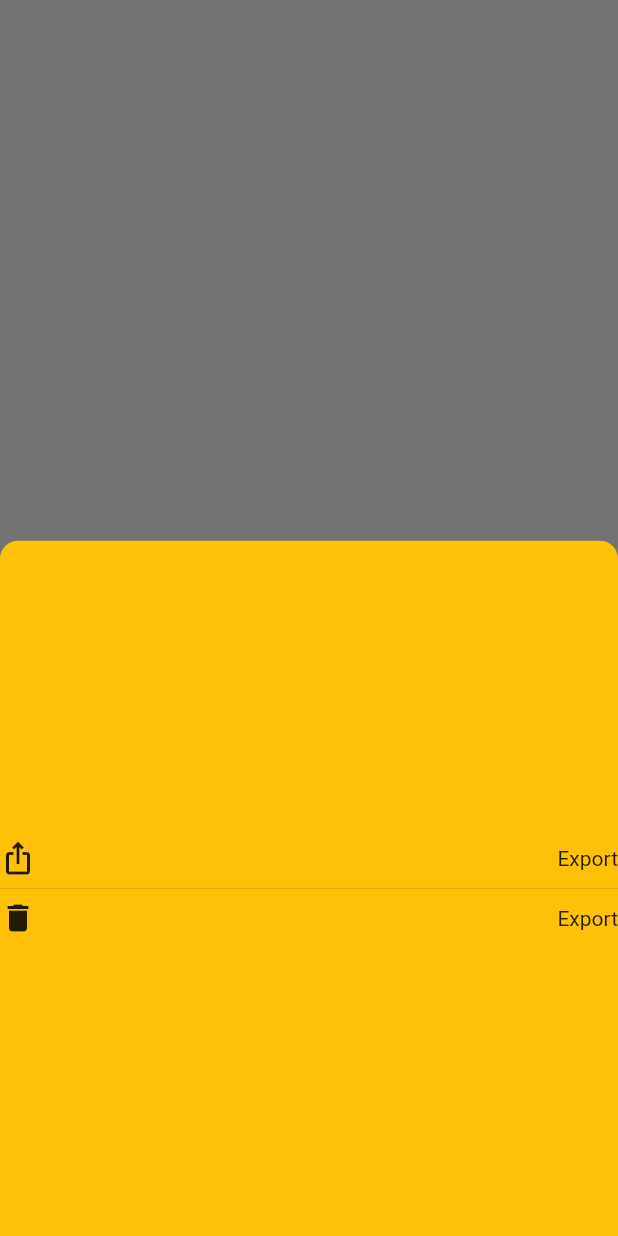
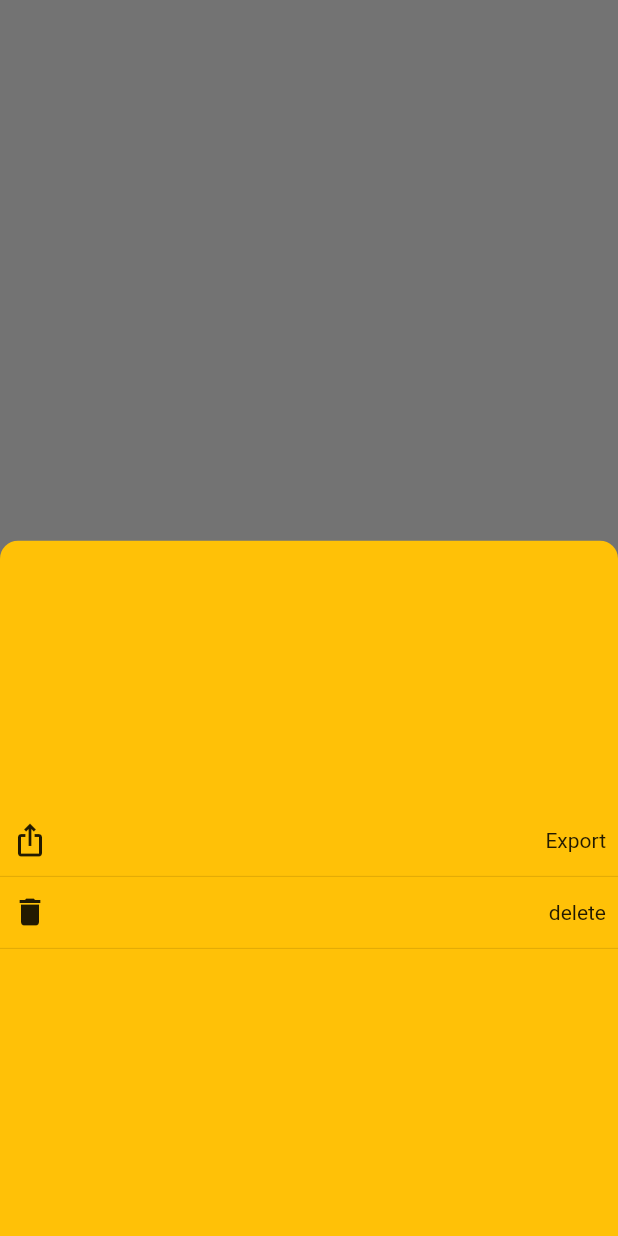
Before and after one commit to Khanin-devmode/coolors_inspired_flutter, a Flutter app: what showBottomMenu() shows on an empty page, opened directly, on a phone screen of 412 x 824 dp. Run offline on Flutter 3.47's test engine with Material 2 defaults, Android fonts, the phone set to English and light mode, and no system bars; our stand-ins replace flutter_riverpod; missing offline and left inert: random_color.

Commit message:
MenuItem Widget

```diff
--- a/lib/components/bottom_menu.dart
+++ b/lib/components/bottom_menu.dart
@@ -12,24 +12,41 @@ Future<dynamic> showBottomMenu(BuildContext context) {
             child: Column(
               mainAxisAlignment: MainAxisAlignment.center,
               mainAxisSize: MainAxisSize.min,
-              children: <Widget>[
+              children: const <Widget>[
                 // const Text('Modal BottomSheet'),
                 // ElevatedButton(
                 //   child: const Text('Close BottomSheet'),
                 //   onPressed: () => Navigator.pop(context),
                 // ),
-                Row(
-                  mainAxisAlignment: MainAxisAlignment.spaceBetween,
-                  children: [Icon(Icons.ios_share), Text('Export')],
+                MenuItem(
+                  iconData: Icons.ios_share,
+                  label: 'Export',
                 ),
                 Divider(),
-                Row(
-                  mainAxisAlignment: MainAxisAlignment.spaceBetween,
-                  children: [Icon(Icons.delete), Text('Export')],
-                ),
+                MenuItem(iconData: Icons.delete, label: 'delete'),
+                Divider(),
               ],
             ),
           ),
         );
       });
 }
+
+class MenuItem extends StatelessWidget {
+  const MenuItem({Key? key, required this.iconData, required this.label})
+      : super(key: key);
+
+  final IconData iconData;
+  final String label;
+
+  @override
+  Widget build(BuildContext context) {
+    return Padding(
+      padding: const EdgeInsets.symmetric(horizontal: 8, vertical: 4),
+      child: Row(
+        mainAxisAlignment: MainAxisAlignment.spaceBetween,
+        children: [Icon(iconData), Text(label)],
+      ),
+    );
+  }
+}
```
